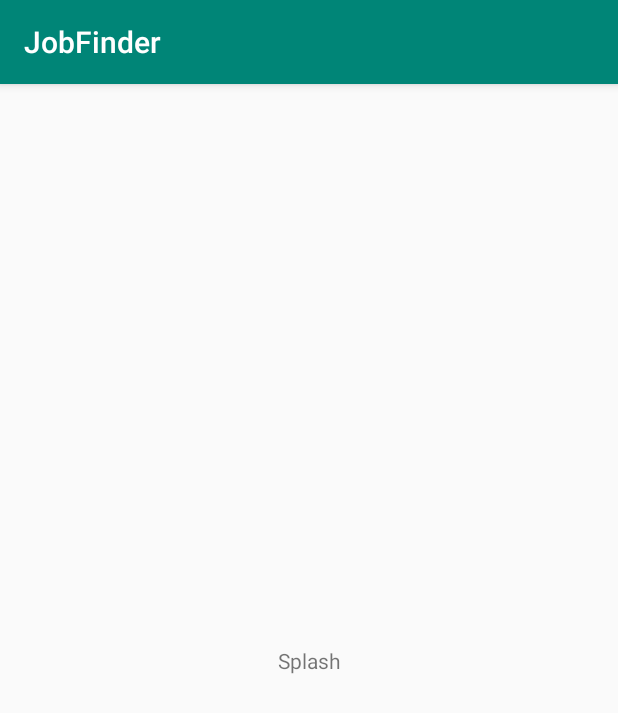
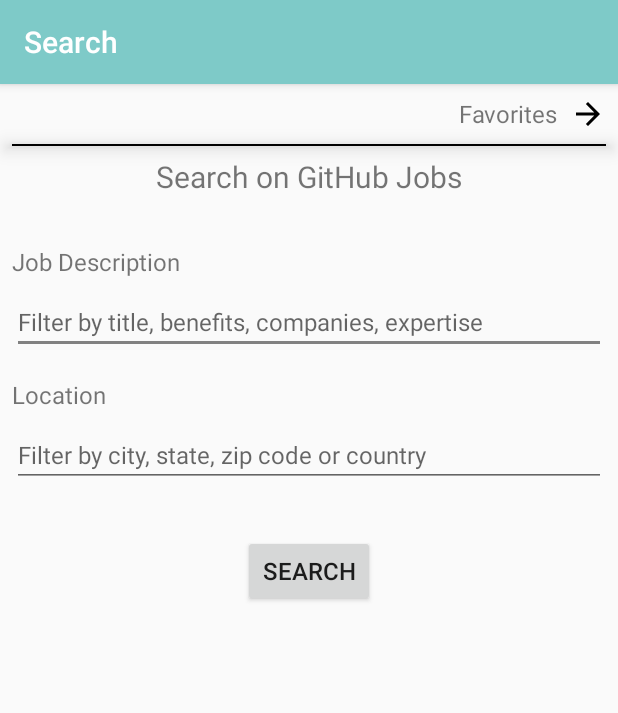
Before and after one commit to rkukac/JobFinder, an Android app: the first screen one second after launch (SplashActivity before the commit, JobsActivity after it), on a phone screen of 412 x 824 dp. Shown: the top 713 px of the screen. Run offline under Robolectric (Android 15) with nearby library versions, the phone set to English and light mode, and no system bars.

Commit message:
v0.1 - Add branded splash. Refact fragment stack handling. Bugfix.

```diff
--- a/app/src/main/java/hu/an/jobfinder/activity/SplashActivity.java
+++ /dev/null
@@ -1,25 +0,0 @@
-package hu.an.jobfinder.activity;
-
-import android.content.Intent;
-import android.os.Bundle;
-import android.os.Handler;
-import android.support.annotation.Nullable;
-
-import hu.an.jobfinder.R;
-import hu.an.jobfinder.activity.base.BaseActivity;
-
-public class SplashActivity extends BaseActivity {
-
-    //TODO - replace with branded splash
-
-    @Override
-    protected void onCreate(@Nullable Bundle savedInstanceState) {
-        super.onCreate(savedInstanceState);
-        setContentView(R.layout.activity_splash);
-        new Handler().postDelayed(() -> {
-            startActivity(new Intent(this, JobsActivity.class));
-            SplashActivity.this.finish();
-        }, 3000);
-    }
-
-}
--- a/app/src/main/java/hu/an/jobfinder/activity/base/BaseActivity.java
+++ b/app/src/main/java/hu/an/jobfinder/activity/base/BaseActivity.java
@@ -4,6 +4,7 @@ import android.os.Bundle;
 import android.support.annotation.Nullable;
 import android.support.annotation.StringRes;
 import android.support.v4.app.Fragment;
+import android.support.v4.app.FragmentTransaction;
 import android.support.v7.app.AppCompatActivity;
 import android.widget.Toast;
 
@@ -17,6 +18,8 @@ public abstract class BaseActivity extends AppCompatActivity {
     public void loadFragment(int container, Fragment fragment) {
         getSupportFragmentManager().beginTransaction()
                 .replace(container, fragment)
+                .setTransition(FragmentTransaction.TRANSIT_FRAGMENT_FADE)
+                .addToBackStack(null)
                 .commit();
     }
 
--- /dev/null
+++ b/app/src/main/res/drawable/launch_screen.xml
@@ -0,0 +1,10 @@
+<?xml version="1.0" encoding="utf-8"?>
+<layer-list xmlns:android="http://schemas.android.com/apk/res/android"
+    android:opacity="opaque">
+
+    <item android:drawable="@android:color/white" />
+    <item
+        android:drawable="@drawable/launch_icon"
+        android:gravity="center" />
+
+</layer-list>
--- a/app/src/main/res/layout/activity_jobs.xml
+++ b/app/src/main/res/layout/activity_jobs.xml
@@ -71,6 +71,7 @@
         android:layout_marginEnd="8dp"
         app:layout_constraintLeft_toLeftOf="parent"
         app:layout_constraintRight_toRightOf="parent"
+        android:elevation="8dp"
         app:layout_constraintTop_toBottomOf="@+id/linearLayout"
         android:background="@android:color/black" />
 
--- a/app/src/main/res/layout/activity_splash.xml
+++ /dev/null
@@ -1,21 +0,0 @@
-<?xml version="1.0" encoding="utf-8"?>
-<android.support.constraint.ConstraintLayout
-    xmlns:android="http://schemas.android.com/apk/res/android"
-    xmlns:app="http://schemas.android.com/apk/res-auto"
-    android:layout_width="match_parent"
-    android:layout_height="match_parent">
-
-    <TextView
-        android:id="@+id/textView"
-        android:layout_width="wrap_content"
-        android:layout_height="wrap_content"
-        android:layout_marginStart="8dp"
-        android:layout_marginTop="8dp"
-        android:layout_marginEnd="8dp"
-        android:layout_marginBottom="8dp"
-        android:text="Splash"
-        app:layout_constraintBottom_toBottomOf="parent"
-        app:layout_constraintEnd_toEndOf="parent"
-        app:layout_constraintStart_toStartOf="parent"
-        app:layout_constraintTop_toTopOf="parent" />
-</android.support.constraint.ConstraintLayout>
--- a/app/src/main/res/values/colors.xml
+++ b/app/src/main/res/values/colors.xml
@@ -1,6 +1,6 @@
 <?xml version="1.0" encoding="utf-8"?>
 <resources>
-    <color name="colorPrimary">#008577</color>
-    <color name="colorPrimaryDark">#00574B</color>
-    <color name="colorAccent">#D81B60</color>
+    <color name="colorPrimary">#7ecac8</color>
+    <color name="colorPrimaryDark">#329c99</color>
+    <color name="colorAccent">#818181</color>
 </resources>
--- a/app/src/main/res/values/strings.xml
+++ b/app/src/main/res/values/strings.xml
@@ -3,6 +3,7 @@
     <string name="title_search">Search</string>
     <string name="title_search_list">Search list</string>
     <string name="title_favorites">Favorites</string>
+    <string name="title_details">Details</string>
     <string name="search_title">Search on GitHub Jobs</string>
     <string name="search_title_description">Job Description</string>
     <string name="search_hint_description">Filter by title, benefits, companies, expertise</string>
--- a/app/src/main/res/values/styles.xml
+++ b/app/src/main/res/values/styles.xml
@@ -8,4 +8,8 @@
         <item name="colorAccent">@color/colorAccent</item>
     </style>
 
+    <style name="AppTheme.Launcher">
+    <item name="android:windowBackground">@drawable/launch_screen</item>
+    </style>
+
 </resources>
```
Also changed, not shown: app/src/main/AndroidManifest.xml (+3 -7 lines), app/src/main/java/hu/an/jobfinder/activity/JobsActivity.java (+30 -7 lines), app/src/main/java/hu/an/jobfinder/fragment/JobListFragment.java (+18 -10 lines), app/src/main/java/hu/an/jobfinder/fragment/base/JobBaseFragment.java (+12 -8 lines).
